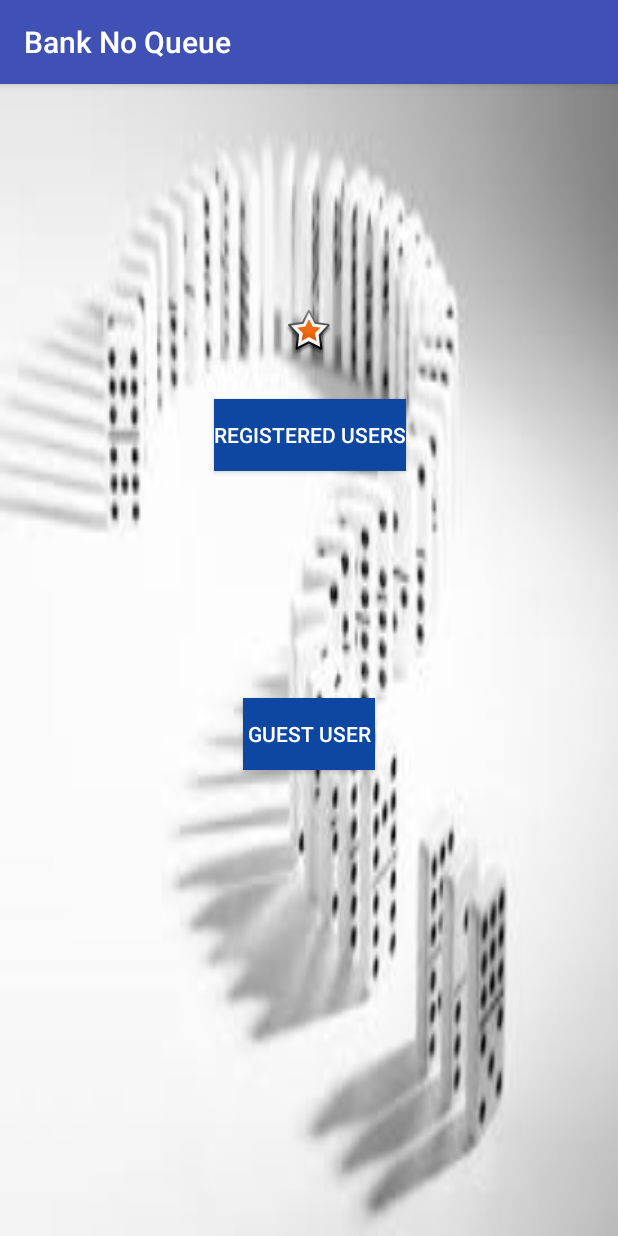
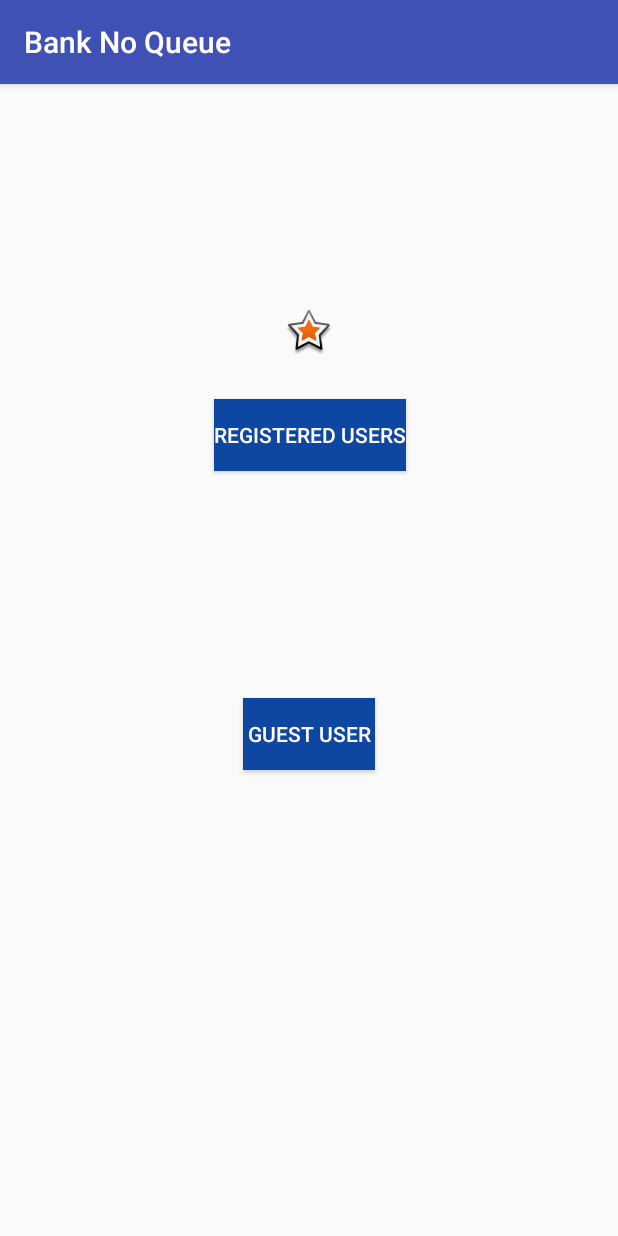
Before and after one commit to allstaralok/BankNoQueue, an Android app: the screen it shows after launch (MainActivity), on a phone screen of 412 x 824 dp. Run offline under Robolectric (Android 15) with nearby library versions, the phone set to English and light mode, and no system bars.

```diff
--- a/app/build.gradle
+++ b/app/build.gradle
@@ -2,11 +2,11 @@ apply plugin: 'com.android.application'
 
 android {
     compileSdkVersion 25
-    buildToolsVersion "25.0.0"
+    buildToolsVersion '25.0.0'
     defaultConfig {
         applicationId "com.example.alok.banknoqueue"
         minSdkVersion 15
-        targetSdkVersion 25
+        targetSdkVersion 23
         versionCode 1
         versionName "1.0"
         testInstrumentationRunner "android.support.test.runner.AndroidJUnitRunner"
@@ -20,7 +20,7 @@ android {
 }
 
 dependencies {
-    compile fileTree(dir: 'libs', include: ['*.jar'])
+    compile fileTree(include: ['*.jar'], dir: 'libs')
     androidTestCompile('com.android.support.test.espresso:espresso-core:2.2.2', {
         exclude group: 'com.android.support', module: 'support-annotations'
     })
--- a/app/src/main/res/layout/activity_bank_and_service_selection.xml
+++ b/app/src/main/res/layout/activity_bank_and_service_selection.xml
@@ -4,7 +4,6 @@
     xmlns:tools="http://schemas.android.com/tools"
     android:layout_width="match_parent"
     android:layout_height="match_parent"
-    android:background="@drawable/image111"
     tools:context="com.example.alok.banknoqueue.BankAndServiceSelection">
 
     <TextView
--- a/app/src/main/res/layout/activity_guest_time_selection.xml
+++ b/app/src/main/res/layout/activity_guest_time_selection.xml
@@ -4,7 +4,6 @@
     xmlns:tools="http://schemas.android.com/tools"
     android:layout_width="match_parent"
     android:layout_height="match_parent"
-    android:background="@drawable/image111"
     tools:context="com.example.alok.banknoqueue.GuestTimeSelection">
 
     <TextView
--- a/app/src/main/res/layout/activity_login.xml
+++ b/app/src/main/res/layout/activity_login.xml
@@ -4,7 +4,6 @@
     xmlns:tools="http://schemas.android.com/tools"
     android:layout_width="match_parent"
     android:layout_height="match_parent"
-    android:background="@drawable/images11"
     tools:context="com.example.alok.banknoqueue.LoginActivity">
 
     <TextView
--- a/app/src/main/res/layout/activity_main.xml
+++ b/app/src/main/res/layout/activity_main.xml
@@ -4,7 +4,6 @@
     xmlns:tools="http://schemas.android.com/tools"
     android:layout_width="match_parent"
     android:layout_height="match_parent"
-    android:background="@drawable/images11"
     tools:context="com.example.alok.banknoqueue.MainActivity"
     tools:layout_editor_absoluteY="81dp"
     tools:layout_editor_absoluteX="0dp">
```
Also changed, not shown: app/src/main/res/drawable/background.png (deleted), app/src/main/res/drawable/blue_background.png (deleted), app/src/main/res/drawable/image111.png (deleted), app/src/main/res/drawable/images.png (deleted), app/src/main/res/drawable/images1.png (deleted), app/src/main/res/drawable/images11.png (deleted), app/src/main/res/drawable/index.png (deleted), app/src/main/res/drawable/rupee.png (deleted).
